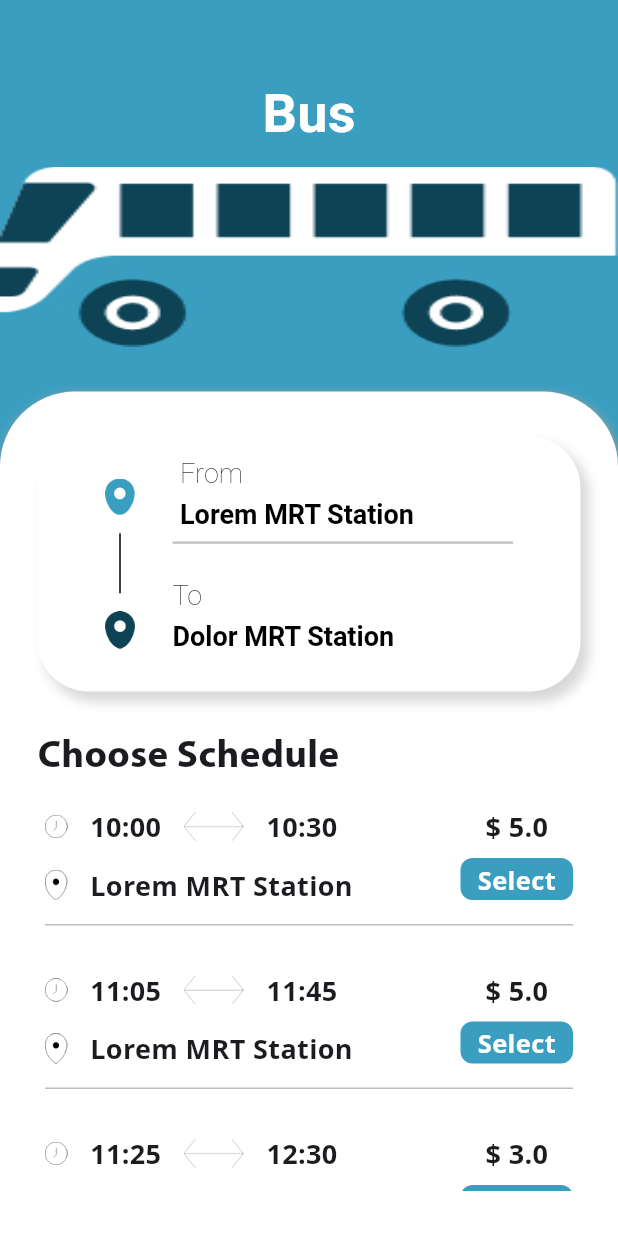
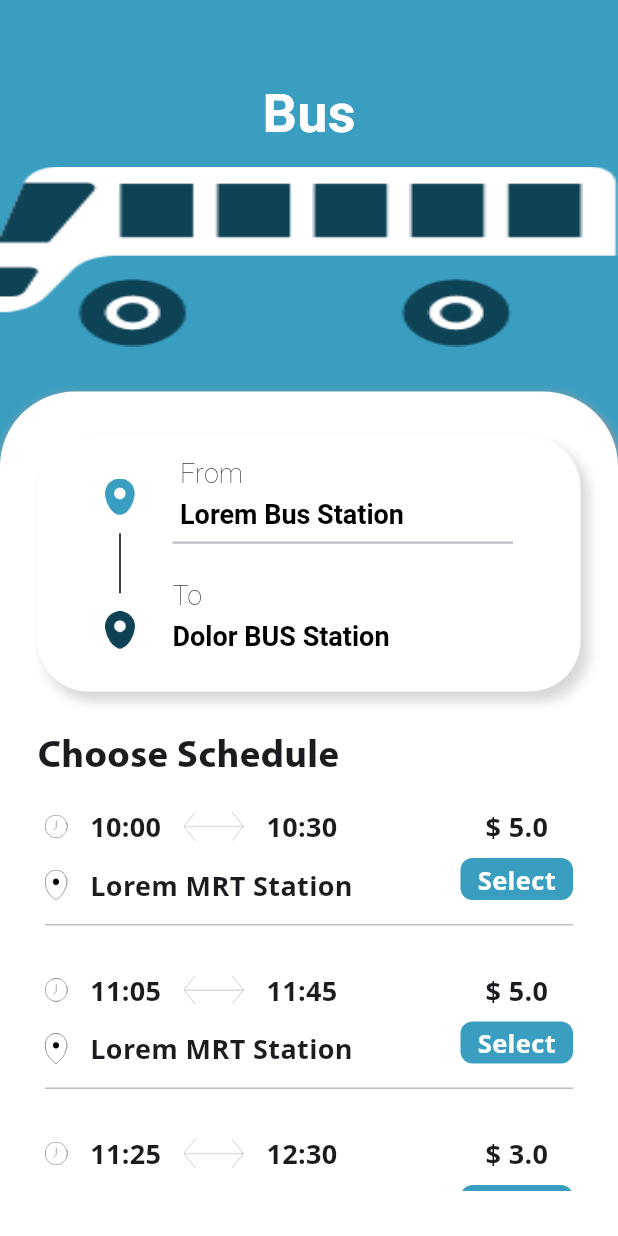
Before and after one commit to Ellithyy/Transport_application, a Flutter app: the screen it shows after launch, after a tap on "Select", on a phone screen of 412 x 824 dp. Run offline on Flutter 3.47's test engine with Material 3 defaults, Android fonts, the phone set to English and light mode, and no system bars; Roboto replaces fonts that are missing (Myriad Pro).

Commit message:
init transport app

```diff
--- a/lib/screens/home_screen.dart
+++ b/lib/screens/home_screen.dart
@@ -169,8 +169,8 @@ class Home extends StatelessWidget {
                                       return TrnsprtDetails(
                                         title: 'Bus',
                                         image: 'assets/images/bus.png',
-                                        location: 'Lorem MRT Station',
-                                        destination: 'Dolor MRT Station',
+                                        location: 'Lorem Bus Station',
+                                        destination: 'Dolor BUS Station',
                                         schedules: schedules,
                                       );
                                     },
```
